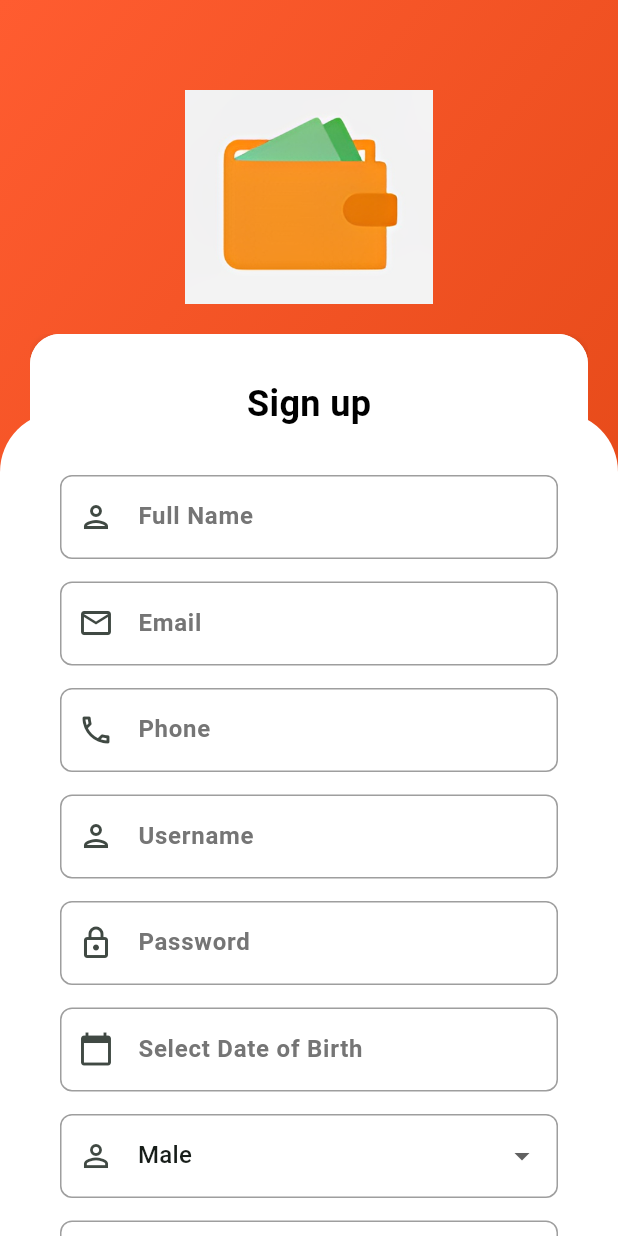
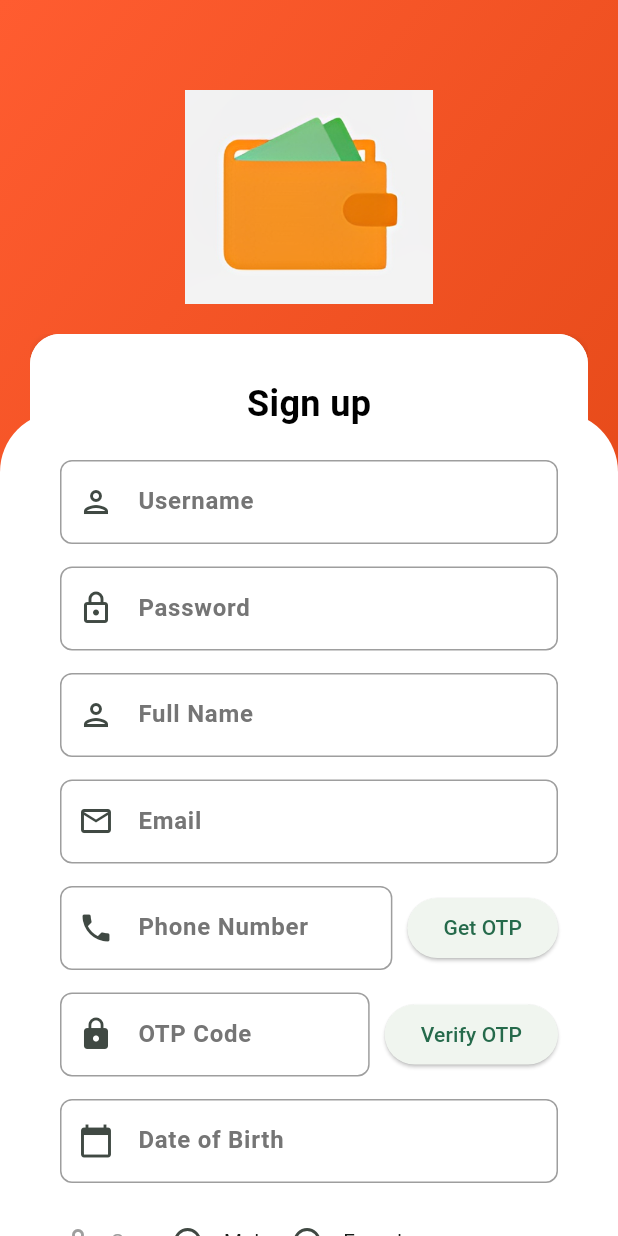
Before and after one commit to thduy161103/ThietKePhanMem, a Flutter app: the SignUpPage screen opened directly, on a phone screen of 412 x 824 dp. Run offline on Flutter 3.47's test engine with Material 3 defaults, Android fonts, the phone set to English and light mode, and no system bars; our stand-ins replace dio, firebase_core, firebase_storage, flutter_svg, get, image_picker and 2 more; missing offline and left inert: coupon_uikit; accounts and stored records are empty.

```diff
--- a/lib/main.dart
+++ b/lib/main.dart
@@ -1,20 +1,20 @@
 import 'package:flutter/material.dart';
-import 'package:musicapp/screens/drawer.dart';
-import 'package:musicapp/home.dart';
-import 'package:musicapp/screens/otppage.dart';
+//import 'package:musicapp/screens/drawer.dart';
+//import 'package:musicapp/home.dart';
+//import 'package:musicapp/screens/otppage.dart';
 
-import 'package:musicapp/screens/shakeapp.dart';
+//import 'package:musicapp/screens/shakeapp.dart';
  // Import the quiz screen
 
-import 'package:phone_email_auth/phone_email_auth.dart';
-import 'package:shared_preferences/shared_preferences.dart';
-import 'screens/homepage.dart';
-import 'screens/quiz/quiz_screen.dart';
+//import 'package:phone_email_auth/phone_email_auth.dart';
+//import 'package:shared_preferences/shared_preferences.dart';
+//import 'screens/homepage.dart';
+//import 'screens/quiz/quiz_screen.dart';
 import 'screens/signin.dart';
 import 'firebase_options.dart';
 import 'package:firebase_core/firebase_core.dart';
-import 'firebase_options.dart';
-import 'screens/signup.dart';
+//import 'firebase_options.dart';
+//import 'screens/signup.dart';
 
 void main() async {
   WidgetsFlutterBinding.ensureInitialized();
@@ -25,8 +25,8 @@ void main() async {
 }
 
 class MyApp extends StatefulWidget {
-   MyApp({super.key, required this.isLoggin});
-  bool isLoggin;
+  MyApp({super.key, required this.isLoggin});
+  final bool isLoggin;
   @override
   State<MyApp> createState() => _MyAppState();
 }
--- a/lib/screens/signin.dart
+++ b/lib/screens/signin.dart
@@ -6,7 +6,7 @@ import 'package:shared_preferences/shared_preferences.dart';
 import '../network/signin.dart';
 import 'signup.dart';
  // Add this import
-import '../models/user.dart'; // Add this import
+//import '../models/user.dart'; // Add this import
 
 class signInPage extends StatefulWidget {
   const signInPage({super.key});
--- a/lib/screens/signup.dart
+++ b/lib/screens/signup.dart
@@ -3,13 +3,13 @@ import 'package:flutter/material.dart';
 import 'package:image_picker/image_picker.dart';
 import 'package:firebase_storage/firebase_storage.dart';
 import 'package:firebase_core/firebase_core.dart';
-import 'package:intl/intl.dart';
-import 'package:musicapp/screens/signin.dart';
 import '../models/user.dart';
 import '../network/api_service.dart';
+import '../network/otp.dart';
+//import '../network/signup.dart';
 import 'widgets/input_field.dart';
 import '../utils/app_styles.dart';
-import 'package:flutter_datetime_picker_plus/flutter_datetime_picker_plus.dart'; // Add this import instead
+import 'signin.dart';
 
 class SignUpPage extends StatefulWidget {
   @override
@@ -27,16 +27,59 @@ class _SignUpPageState extends State<SignUpPage> {
   final TextEditingController _passwordController = TextEditingController();
   final TextEditingController _avatarController = TextEditingController();
   final TextEditingController _dateOfBirthController = TextEditingController();
+  final TextEditingController _sexController = TextEditingController();
   final TextEditingController _facebookController = TextEditingController();
+  final TextEditingController _roleController = TextEditingController();
+  final TextEditingController _otpController = TextEditingController();
 
   File? _avatarFile;
   final ImagePicker _picker = ImagePicker();
 
-  String _selectedSex = 'Male'; // Default value
-  String _selectedDate = 'Select Date of Birth';
+  bool _isOtpVerified = false;
+
+  void _requestOTP() async {
+    try {
+      final response = await OtpRequest.requestOtp(_phoneController.text);
+      if (response.statusCode == 200) {
+        ScaffoldMessenger.of(context).showSnackBar(
+          SnackBar(content: Text('OTP sent successfully')),
+        );
+      } else {
+        ScaffoldMessenger.of(context).showSnackBar(
+          SnackBar(content: Text('Failed to send OTP: ${response.body}')),
+        );
+      }
+    } catch (e) {
+      ScaffoldMessenger.of(context).showSnackBar(
+        SnackBar(content: Text('Failed to send OTP: $e')),
+      );
+    }
+  }
+
+  void _verifyOTP() async {
+    try {
+      final response = await OtpRequest.verifyOtpInSignUp(_usernameController.text.toString(), _otpController.text.toString());
+      if (response.statusCode == 200) {
+        setState(() {
+          _isOtpVerified = true;
+        });
+        ScaffoldMessenger.of(context).showSnackBar(
+          SnackBar(content: Text('OTP verified successfully')),
+        );
+      } else {
+        ScaffoldMessenger.of(context).showSnackBar(
+          SnackBar(content: Text('OTP verification failed: ${response.body}')),
+        );
+      }
+    } catch (e) {
+      ScaffoldMessenger.of(context).showSnackBar(
+        SnackBar(content: Text('OTP verification failed: $e')),
+      );
+    }
+  }
 
   void _signUp() async {
-    if (_formKey.currentState!.validate()) {
+    if (_formKey.currentState!.validate() && _isOtpVerified) {
       User newUser = User(
         fullName: _fullNameController.text,
         email: _emailController.text,
@@ -45,17 +88,20 @@ class _SignUpPageState extends State<SignUpPage> {
         password: _passwordController.text,
         avatar: _avatarController.text,
         dateOfBirth: _dateOfBirthController.text,
-        sex: _selectedSex, // Use _selectedSex here
+        sex: _sexController.text,
         facebook: _facebookController.text,
-        role: "ROLE_USER",
+        role: _roleController.text,
       );
 
       try {
+        //final response = await _dio.post('http://desktop-a2g83h7:8080/auth/register', data: newUser.toJson());
          final response = await _apiService.post('auth/register', newUser.toJson());
         if (response.statusCode == 200) {
           ScaffoldMessenger.of(context).showSnackBar(
             SnackBar(content: Text('Sign up successful')),
           );
+        //Chuyển qua trang đăng nhập
+        Navigator.push(context, MaterialPageRoute(builder: (context) => signInPage()));
         } else {
           ScaffoldMessenger.of(context).showSnackBar(
             SnackBar(content: Text('Failed to sign up: ${response.data}')),
@@ -98,7 +144,7 @@ class _SignUpPageState extends State<SignUpPage> {
   @override
   void initState() {
     super.initState();
-
+    _roleController.text = "ROLE_CUSTOMER";
   }
 
   Future<void> _initializeFirebase() async {
@@ -159,7 +205,20 @@ class _SignUpPageState extends State<SignUpPage> {
                               child: Column(
                                 children: [
                                   Text("Sign up", style: AppStyles.getHeadlineStyle()),
-                                  SizedBox(height: 30.0),
+                                  SizedBox(height: 20.0),
+                                  CustomTextFormField(
+                                    icon: Icons.person_outlined,
+                                    hintText: 'Username',
+                                    controller: _usernameController,
+                                  ),
+                                  SizedBox(height: 15.0),
+                                  CustomTextFormField(
+                                    icon: Icons.lock_outlined,
+                                    hintText: 'Password',
+                                    controller: _passwordController,
+                                    obscureText: true,
+                                  ),
+                                  SizedBox(height: 15.0),
                                   CustomTextFormField(
                                     icon: Icons.person_outlined,
                                     hintText: 'Full Name',
@@ -170,114 +229,96 @@ class _SignUpPageState extends State<SignUpPage> {
                                     icon: Icons.email_outlined,
                                     hintText: 'Email',
                                     controller: _emailController,
-                                    validator: (value) {
-                                      if (value == null || value.isEmpty) {
-                                        return 'Please enter your email';
-                                      }
-                                      // Email regex pattern
-                                      final emailRegex = RegExp(r'^[\w-\.]+@([\w-]+\.)+[\w-]{2,4}$');
-                                      if (!emailRegex.hasMatch(value)) {
-                                        return 'Please enter a valid email address';
-                                      }
-                                      return null;
-                                    },
                                   ),
                                   SizedBox(height: 15.0),
-                                  CustomTextFormField(
-                                    icon: Icons.phone_outlined,
-                                    hintText: 'Phone',
+                                  // CustomTextFormField(
+                                  //   icon: Icons.phone_outlined,
+                                  //   hintText: 'Phone',
+                                  //   controller: _phoneController,
+                                  // ),
+                                  Row(
+                                    children: [
+                                      Expanded(
+                                        child: CustomTextFormField(
+                                          icon: Icons.phone,
+                                          hintText: 'Phone Number',
                                           controller: _phoneController,
-                                    validator: (value) {
-                                      if (value == null || value.isEmpty) {
-                                        return 'Please enter your phone number';
-                                      }
-                                      if (!RegExp(r'^[0-9]+$').hasMatch(value)) {
-                                        return 'Please enter a valid phone number';
-                                      }
-                                      return null;
-                                    },
+                                        ),
+                                      ),
+                                      SizedBox(width: 10),
+                                      ElevatedButton(
+                                        onPressed: _requestOTP,
+                                        child: Text('Get OTP'),
+                                      ),
+                                    ],
                                   ),
                                   SizedBox(height: 15.0),
-                                  CustomTextFormField(
-                                    icon: Icons.person_outlined,
-                                    hintText: 'Username',
-                                    controller: _usernameController,
+                                  Row(
+                                    children: [
+                                      Expanded(
+                                        child: CustomTextFormField(
+                                          icon: Icons.lock,
+                                          hintText: 'OTP Code',
+                                          controller: _otpController,
                                         ),
-                                  SizedBox(height: 15.0),
-                                  CustomTextFormField(
-                                    icon: Icons.lock_outlined,
-                                    hintText: 'Password',
-                                    controller: _passwordController,
-                                    obscureText: true,  // This ensures the password is hidden
-                                    validator: (value) {
-                                      if (value == null || value.isEmpty) {
-                                        return 'Please enter your password';
-                                      }
-                                      // You can add more password validation here if needed
-                                      return null;
-                                    },
+                                      ),
+                                      SizedBox(width: 10),
+                                      ElevatedButton(
+                                        onPressed: _verifyOTP,
+                                        child: Text('Verify OTP'),
+                                      ),
+                                    ],
                                   ),
                                   SizedBox(height: 15.0),
                                   GestureDetector(
-                                    onTap: () {
-                                      showDatePicker(
+                                    onTap: () async {
+                                      final DateTime? picked = await showDatePicker(
                                         context: context,
                                         initialDate: DateTime.now(),
                                         firstDate: DateTime(1900),
                                         lastDate: DateTime.now(),
-                                      ).then((pickedDate) {
-                                        if (pickedDate != null) {
+                                      );
+                                      if (picked != null) {
                                         setState(() {
-                                            _selectedDate = DateFormat('dd/MM/yyyy').format(pickedDate);
-                                            _dateOfBirthController.text = _selectedDate;
+                                          _dateOfBirthController.text = "${picked.year}-${picked.month.toString().padLeft(2, '0')}-${picked.day.toString().padLeft(2, '0')}";
                                         });
                                       }
-                                      });
                                     },
                                     child: AbsorbPointer(
                                       child: CustomTextFormField(
                                         icon: Icons.calendar_today,
-                                        hintText: _selectedDate,
+                                        hintText: 'Date of Birth',
                                         controller: _dateOfBirthController,
-                                        validator: (value) {
-                                          if (value == null || value.isEmpty || value == 'Select Date of Birth') {
-                                            return 'Please select your date of birth';
-                                          }
-                                          return null;
-                                        },
                                       ),
                                     ),
                                   ),
                                   SizedBox(height: 15.0),
-                                  DropdownButtonFormField<String>(
-                                    value: _selectedSex,
-                                    decoration: InputDecoration(
-                                      prefixIcon: Icon(Icons.person_outline),
-                                      border: OutlineInputBorder(
-                                        borderRadius: BorderRadius.circular(8),
-                                        borderSide: BorderSide(color: Colors.grey),
-                                      ),
-                                      enabledBorder: OutlineInputBorder(
-                                        borderRadius: BorderRadius.circular(8),
-                                        borderSide: BorderSide(color: Colors.grey),
-                                      ),
-                                      focusedBorder: OutlineInputBorder(
-                                        borderRadius: BorderRadius.circular(8),
-                                        borderSide: BorderSide(color: Color(0xFFff5c30)),
-                                      ),
-                                    ),
-                                    items: <String>['Male', 'Female', 'Others']
-                                        .map<DropdownMenuItem<String>>((String value) {
-                                      return DropdownMenuItem<String>(
-                                        value: value,
-                                        child: Text(value),
-                                      );
-                                    }).toList(),
-                                    onChanged: (String? newValue) {
+                                  Row(
+                                    children: [
+                                      Icon(Icons.person_outline, color: Colors.grey),
+                                      SizedBox(width: 10),
+                                      Text('Sex:', style: TextStyle(color: Colors.grey)),
+                                      Radio<String>(
+                                        value: 'Male',
+                                        groupValue: _sexController.text,
+                                        onChanged: (value) {
                                           setState(() {
-                                        _selectedSex = newValue!;
+                                            _sexController.text = value!;
                                           });
                                         },
+                                      ),
+                                      Text('Male'),
+                                      Radio<String>(
+                                        value: 'Female',
+                                        groupValue: _sexController.text,
+                                        onChanged: (value) {
+                                          setState(() {
+                                            _sexController.text = value!;
+                                          });
+                                        },
+                                      ),
+                                      Text('Female'),
+                                    ],
                                   ),
                                   SizedBox(height: 15.0),
                                   CustomTextFormField(
@@ -285,29 +326,30 @@ class _SignUpPageState extends State<SignUpPage> {
                                     hintText: 'Facebook',
                                     controller: _facebookController,
                                   ),
+
                                   SizedBox(height: 20.0),
                                   GestureDetector(
                                     onTap: _pickAndUploadAvatar,
                                     child: Container(
-                                      height: 100,
-                                      width: 100,
+                                      height: 60,
+                                      width: 60,
                                       decoration: BoxDecoration(
                                         color: Colors.grey[200],
-                                        borderRadius: BorderRadius.circular(50),
+                                        borderRadius: BorderRadius.circular(40),
                                       ),
                                       child: _avatarFile != null
                                           ? ClipRRect(
-                                              borderRadius: BorderRadius.circular(50),
+                                              borderRadius: BorderRadius.circular(40),
                                               child: Image.file(_avatarFile!, fit: BoxFit.cover),
                                             )
-                                          : Icon(Icons.add_a_photo, size: 40),
+                                          : Icon(Icons.add_a_photo, size: 30),
                                     ),
                                   ),
-                                  SizedBox(height: 30.0),
+                                  SizedBox(height: 20.0),
                                   GestureDetector(
                                     onTap: _signUp,
                                     child: Container(
-                                      padding: EdgeInsets.symmetric(vertical: 15.0),
+                                      padding: EdgeInsets.symmetric(vertical: 12.0),
                                       width: double.infinity,
                                       decoration: AppStyles.getButtonDecoration(),
                                       child: Center(
@@ -315,7 +357,7 @@ class _SignUpPageState extends State<SignUpPage> {
                                       ),
                                     ),
                                   ),
-                                  SizedBox(height: 20.0),
+                                  SizedBox(height: 15.0),
                                   TextButton(
                                     onPressed: () {
                                       Navigator.push(context, MaterialPageRoute(builder: (context) => signInPage()));
```
Also changed, not shown: lib/network/otp.dart (+25 -0 lines), pubspec.lock. Lines whose indentation alone changed are shown as unchanged.
